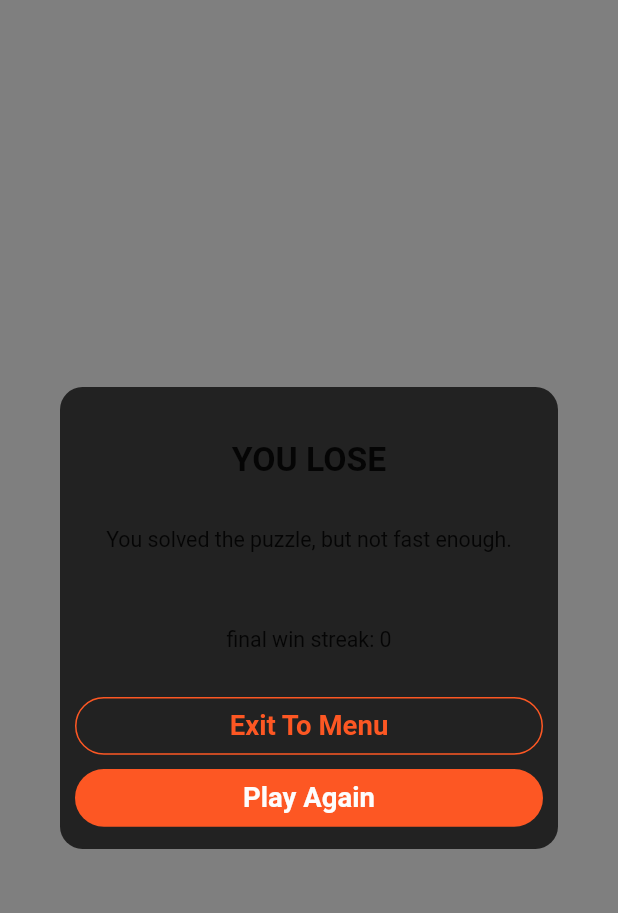
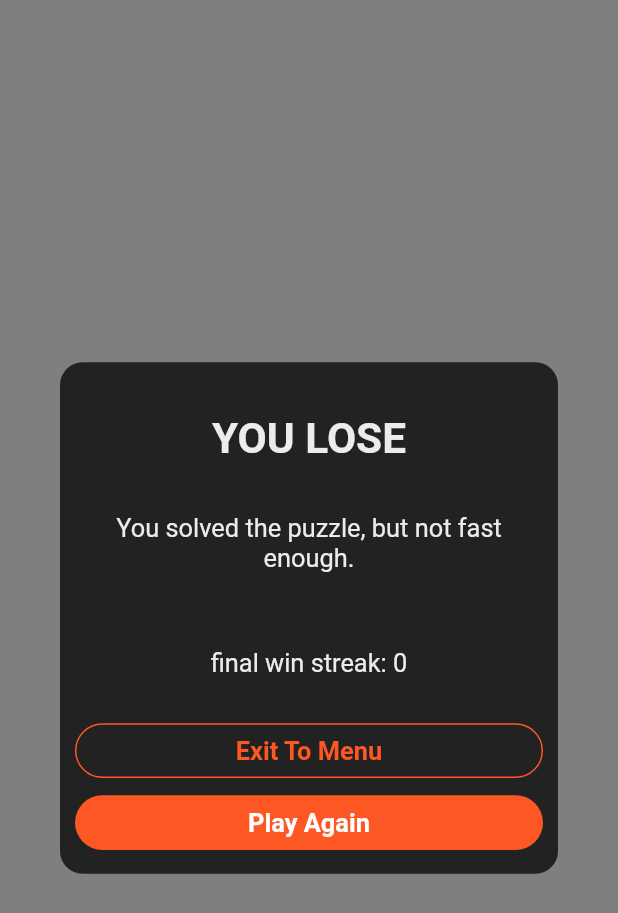
Before and after one commit to OrwellPuppy/Blinky_Bulb, a Flutter app: the MyCustomForm screen opened by its route, on a phone screen of 412 x 824 dp. Shown: the top 913 px of the screen. Run offline on Flutter 3.47's test engine with Material 2 defaults, Android fonts, the light colour scheme and no system bars; our stand-ins replace shared_preferences; accounts and stored records are empty.

Commit message:
Worked on button styling

```diff
--- a/lib/transition.dart
+++ b/lib/transition.dart
@@ -63,15 +63,17 @@ class _MyCustomFormState extends State<MyCustomForm>
 
   @override
   Widget build(BuildContext context) {
+    double bWidth = getWidth(context) * .8;
+
     double mySpacer = getHeight(context) * .01;
     double textSizer =
         math.min(getHeight(context) * .01, getWidth(context) * .01);
     double myHorzSpacer = getWidth(context) * .01;
 
     //font size calcs
-    double largeFontSize = textSizer * 4 + 6;
-    double mediumFontSize = textSizer * 3 + 6;
-    double smallFontSize = textSizer * 2 + 6;
+    double largeFontSize = (textSizer + 10) * 2.0;
+    double mediumFontSize = (textSizer + 10) * 1.2;
+    double smallFontSize = (textSizer + 10) * 1.2;
 
     List<Widget> highScoreContent = [];
     var sMod = Provider.of<ScoreModel>(context, listen: false);
@@ -138,6 +140,12 @@ class _MyCustomFormState extends State<MyCustomForm>
             child: TextField(
               style: TextStyle(color: Colors.grey[200]),
               decoration: InputDecoration(
+                focusedBorder: OutlineInputBorder(
+                  borderSide: BorderSide(color: shadeA, width: 2.0),
+                ),
+                enabledBorder: OutlineInputBorder(
+                  borderSide: BorderSide(color: shadeA, width: 2.0),
+                ),
                 counterStyle: TextStyle(color: Colors.grey[200]),
                 border: OutlineInputBorder(
                   borderSide: BorderSide(
@@ -179,25 +187,16 @@ class _MyCustomFormState extends State<MyCustomForm>
         Padding(
             padding: EdgeInsets.fromLTRB(
                 myHorzSpacer * 2, mySpacer * 4, myHorzSpacer * 2, mySpacer * 2),
-            child: RawMaterialButton(
-                materialTapTargetSize: MaterialTapTargetSize.shrinkWrap,
-                fillColor: currentButtonColor,
-                textStyle: TextStyle(color: Colors.lightGreen),
-                shape: RoundedRectangleBorder(
-                    borderRadius: BorderRadius.circular(80)),
-                onPressed: isEnabled ? scoreButtonEvent : null,
-                child: Center(
-                  child: Text(
-                    "Submit",
-                    style: TextStyle(
-                      fontFamily: 'roboto',
-                      fontWeight: FontWeight.w600,
-                      fontSize: mediumFontSize,
-                      //gMod.buttonFontSize,
-                      color: currentButtonTextColor,
-                    ), //need to somehow pass buttonfontsize
-                  ),
-                ))),
+            child: ElevatedButton(
+              style: ElevatedButton.styleFrom(
+                minimumSize: Size(bWidth, mySpacer * 6),
+                primary: currentButtonColor,
+                textStyle: TextStyle(
+                    fontSize: mediumFontSize, color: currentButtonTextColor),
+              ),
+              onPressed: isEnabled ? scoreButtonEvent : null,
+              child: Text("Submit"),
+            )),
       ];
     } else if (sMod.winStreak == 0 &&
         !sMod.checkHighScore(sMod.pendingLastWinStreak)) {
@@ -210,6 +209,7 @@ class _MyCustomFormState extends State<MyCustomForm>
             "YOU LOSE",
             textAlign: TextAlign.center,
             style: TextStyle(
+              color: Colors.grey[200],
               fontSize: largeFontSize,
               fontWeight: FontWeight.bold,
             ),
@@ -223,6 +223,7 @@ class _MyCustomFormState extends State<MyCustomForm>
             textAlign: TextAlign.center,
             style: TextStyle(
               fontSize: smallFontSize,
+              color: Colors.grey[200],
             ),
             //    style: myStyle(widget.buttonFontSize, 'popupMenuTitle')
           ),
@@ -234,6 +235,7 @@ class _MyCustomFormState extends State<MyCustomForm>
               textAlign: TextAlign.center,
               style: TextStyle(
                 fontSize: smallFontSize,
+                color: Colors.grey[200],
               )),
         ),
         TextButton(
@@ -273,7 +275,8 @@ class _MyCustomFormState extends State<MyCustomForm>
             "YOU WIN!",
             textAlign: TextAlign.center,
             style: TextStyle(
-              fontSize: largeFontSize * 1.1,
+              color: Colors.grey[200],
+              fontSize: largeFontSize * 1.04,
               fontWeight: FontWeight.bold,
             ),
             //    style: myStyle(widget.buttonFontSize, 'popupMenuTitle')
@@ -286,6 +289,7 @@ class _MyCustomFormState extends State<MyCustomForm>
               textAlign: TextAlign.center,
               style: TextStyle(
                 fontSize: smallFontSize,
+                color: Colors.grey[200],
               )
               //    style: myStyle(widget.buttonFontSize, 'popupMenu')
               ),
```
Also changed, not shown: lib/bbgame.dart (+100 -50 lines), lib/main.dart (+9 -9 lines), 1 other file.
